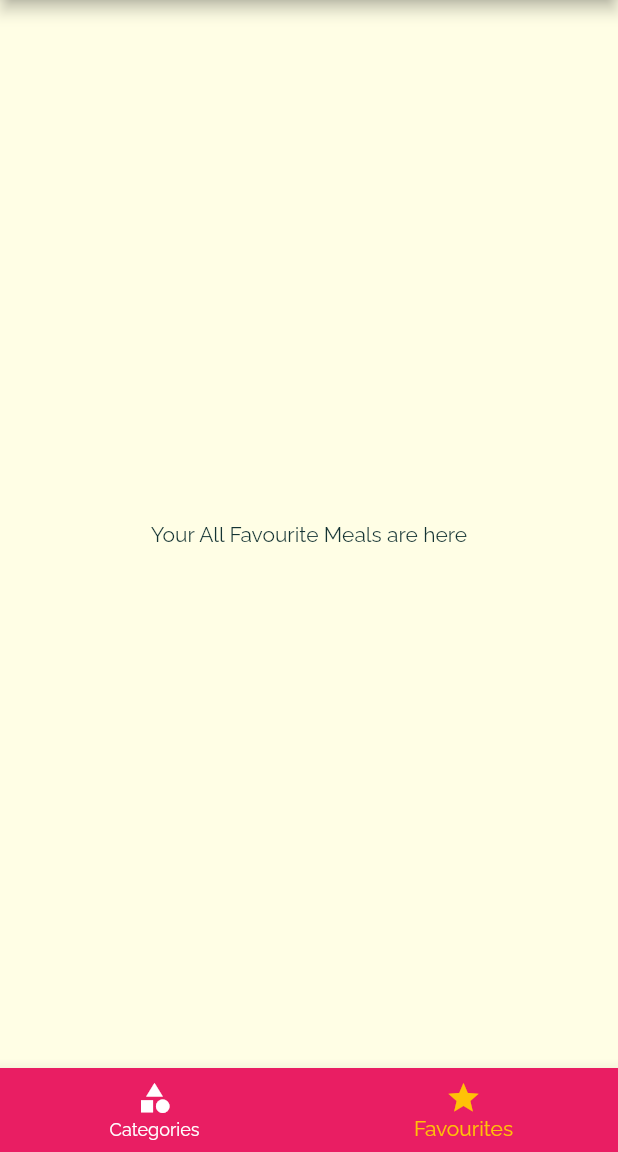
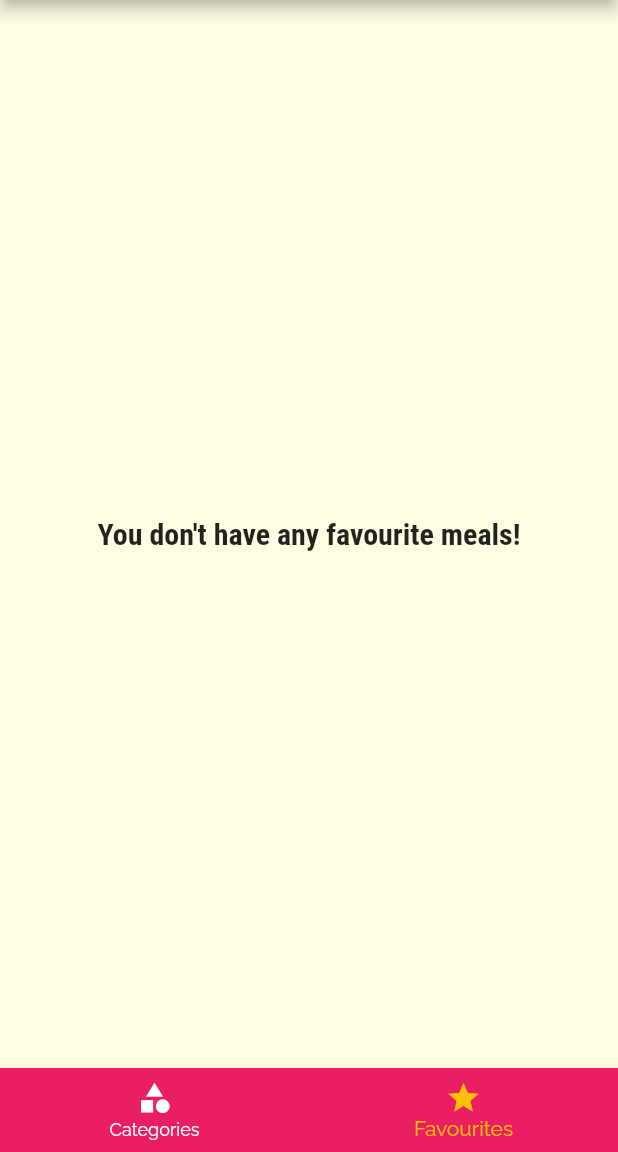
Before and after one commit to sivsnkr/flutter_food_app, a Flutter app: the screen it shows after launch, item 2 of the bottom bar chosen, on a phone screen of 412 x 824 dp, the part 84-1236 px from its top. Run offline on Flutter 3.47's test engine with Material 2 defaults, Android fonts, the phone set to English and light mode, and no system bars.

Commit message:
final commit

```diff
--- a/lib/main.dart
+++ b/lib/main.dart
@@ -35,8 +35,26 @@ class _MyAppState extends State<MyApp> {
     });
   }
 
+  void _toggleFavouriteMeals(String mealId) {
+    final mealIndex = _favouriteMeals.indexWhere((meal) => meal.id == mealId);
+    if (mealIndex < 0) {
+      setState(() {
+        _favouriteMeals
+            .add(DUMMY_MEALS.firstWhere((meal) => meal.id == mealId));
+      });
+    } else {
+      setState(() {
+        _favouriteMeals.removeAt(mealIndex);
+      });
+    }
+  }
+
+  bool _isFavouriteMeal(String mealId) {
+    return _favouriteMeals.indexWhere((meal) => meal.id == mealId) >= 0;
+  }
+
   List<Meal> _availableMeals = DUMMY_MEALS;
-  List<Meal> _favouriteMeals;
+  List<Meal> _favouriteMeals = [];
 
   @override
   Widget build(BuildContext context) {
@@ -64,10 +82,11 @@ class _MyAppState extends State<MyApp> {
       ),
       // home: MyHomePage(),
       routes: {
-        '/': (ctx) => TabsScreen(),
+        '/': (ctx) => TabsScreen(_favouriteMeals, _isFavouriteMeal),
         CategoryMealScreen.routeName: (ctx) =>
             CategoryMealScreen(_availableMeals),
-        MealDetailScreen.routeName: (ctx) => MealDetailScreen(),
+        MealDetailScreen.routeName: (ctx) =>
+            MealDetailScreen(_toggleFavouriteMeals, _isFavouriteMeal),
         FilterScreen.routeName: (ctx) => FilterScreen(_updateFilter, _filters),
       },
     );
@@ -82,6 +101,6 @@ class MyHomePage extends StatefulWidget {
 class _MyHomePageState extends State<MyHomePage> {
   @override
   Widget build(BuildContext context) {
-    return TabsScreen();
+    return MyHomePage();
   }
 }
--- a/lib/screen/favourites_screen.dart
+++ b/lib/screen/favourites_screen.dart
@@ -1,11 +1,29 @@
 import 'package:flutter/material.dart';
 
+import '../models/meal.dart';
+import '../widget/meal_item.dart';
+
 class FavouritesScreen extends StatelessWidget {
+  final List<Meal> favouriteMeals;
+  final Function isFavouriteMeal;
+  FavouritesScreen(this.favouriteMeals, this.isFavouriteMeal);
   @override
   Widget build(BuildContext context) {
     return Container(
       child: Center(
-        child: Text('Your All Favourite Meals are here'),
+        child: favouriteMeals.length == 0
+            ? Center(
+                child: Text(
+                  "You don't have any favourite meals!",
+                  style: Theme.of(context).textTheme.headline6,
+                ),
+              )
+            : ListView.builder(
+                itemBuilder: (context, index) {
+                  return MealItem(favouriteMeals[index], () {});
+                },
+                itemCount: favouriteMeals.length,
+              ),
       ),
     );
   }
--- a/lib/screen/tab_screen.dart
+++ b/lib/screen/tab_screen.dart
@@ -3,24 +3,35 @@ import 'package:flutter/material.dart';
 import './favourites_screen.dart';
 import './categories_screen.dart';
 import '../widget/main_drawer.dart';
+import '../models/meal.dart';
 
 class TabsScreen extends StatefulWidget {
+  final List<Meal> favouriteMeals;
+  final Function isFavouriteMeal;
+  TabsScreen(this.favouriteMeals, this.isFavouriteMeal);
   @override
   _TabsScreenState createState() => _TabsScreenState();
 }
 
 class _TabsScreenState extends State<TabsScreen> {
-  List<Map<String, Object>> _pages = [
+  List<Map<String, Object>> _pages;
+  int _selectedPageIndex = 0;
+
+  @override
+  void initState() {
+    _pages = [
       {
         'page': CategoryScreen(),
         'title': 'DeliMeals',
       },
       {
-      'page': FavouritesScreen(),
+        'page': FavouritesScreen(widget.favouriteMeals, widget.isFavouriteMeal),
         'title': 'Favourites',
       }
     ];
-  int _selectedPageIndex = 0;
+    super.initState();
+  }
+
   void _selectPage(int index) {
     setState(() {
       _selectedPageIndex = index;
```
Also changed, not shown: lib/screen/meal_detail.dart (+5 -72 lines). Lines whose indentation alone changed are shown as unchanged.
